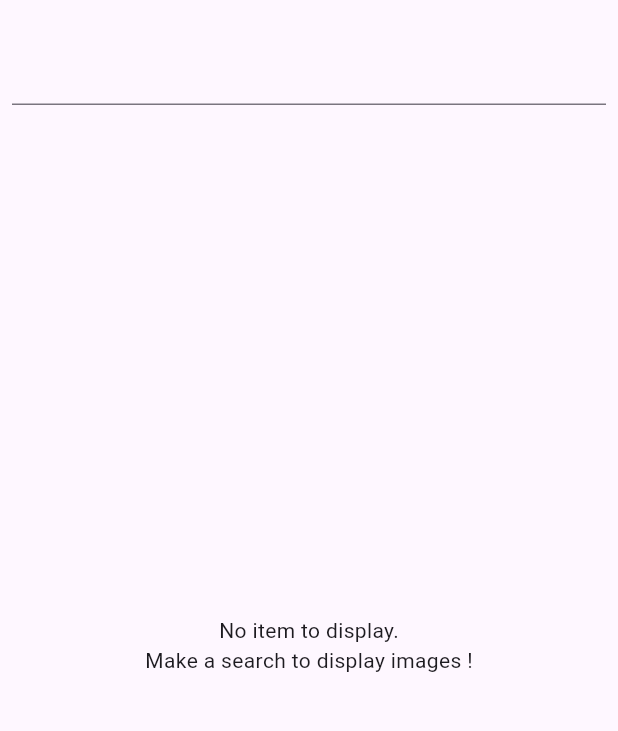
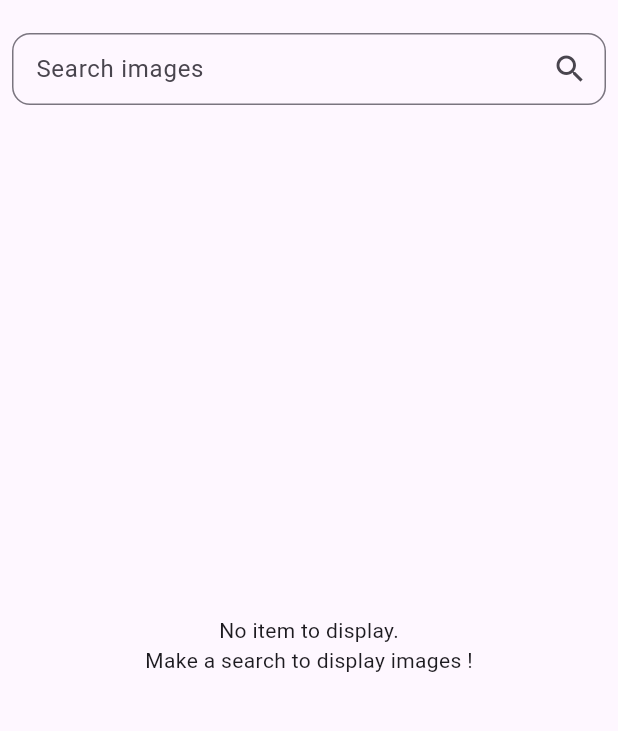
Before and after one commit to MeyerMathieu/CarbonIT-Image-Search, a Flutter app: the screen it shows after launch, on a phone screen of 412 x 824 dp, the part 63-794 px from its top. Run offline on Flutter 3.47's test engine with Material 3 defaults, Android fonts, the phone set to English and light mode, and no system bars; our stand-ins replace dio, get_it.

Commit message:
Style search bar

```diff
--- a/lib/presentation/screens/search_screen.dart
+++ b/lib/presentation/screens/search_screen.dart
@@ -21,6 +21,7 @@ class _SearchScreenState extends State<SearchScreen> {
       body: Column(
         children: [
           _SearchBar(
+            searchScreenViewModel: _searchScreenViewModel,
             searchTextEditingController: _searchTextEditingController,
             onSearchSubmitted: (value) {
               _searchScreenViewModel.submitSearch(searchValue: value);
@@ -45,18 +46,58 @@ class _SearchScreenState extends State<SearchScreen> {
 }
 
 class _SearchBar extends StatelessWidget {
+  final SearchScreenViewModel searchScreenViewModel;
   final TextEditingController searchTextEditingController;
   final Function(String) onSearchSubmitted;
 
-  const _SearchBar({required this.searchTextEditingController, required this.onSearchSubmitted});
+  const _SearchBar({
+    required this.searchScreenViewModel,
+    required this.searchTextEditingController,
+    required this.onSearchSubmitted,
+  });
 
   @override
   Widget build(BuildContext context) {
     return Padding(
       padding: const EdgeInsets.symmetric(horizontal: 8, vertical: 8),
-      child: TextField(controller: searchTextEditingController, onSubmitted: onSearchSubmitted),
+      child: ListenableBuilder(
+        listenable: searchScreenViewModel,
+        builder:
+            (BuildContext context, _) => TextField(
+              controller: searchTextEditingController,
+              onSubmitted: (newValue) {
+                _performSearch(context);
+              },
+              enabled: !searchScreenViewModel.state.isLoading,
+              decoration: InputDecoration(
+                hintText: 'Search images',
+                border: OutlineInputBorder(borderRadius: BorderRadius.circular(12)),
+                contentPadding: const EdgeInsets.symmetric(horizontal: 12, vertical: 12),
+                suffixIcon: SizedBox(
+                  width: 24,
+                  height: 24,
+                  child: IconButton(
+                    tooltip: 'Search',
+                    icon:
+                        (searchScreenViewModel.state.isLoading)
+                            ? Transform.scale(scale: 0.5, child: CircularProgressIndicator())
+                            : Icon(Icons.search),
+                    onPressed: () => _performSearch(context),
+                  ),
+                ),
+              ),
+            ),
+      ),
     );
   }
+
+  void _performSearch(BuildContext context) {
+    final textFieldContent = searchTextEditingController.text.trim();
+    onSearchSubmitted(textFieldContent);
+    _hideKeyboard(context);
+  }
+
+  void _hideKeyboard(BuildContext context) => FocusScope.of(context).unfocus();
 }
 
 class _Body extends StatelessWidget {
```
